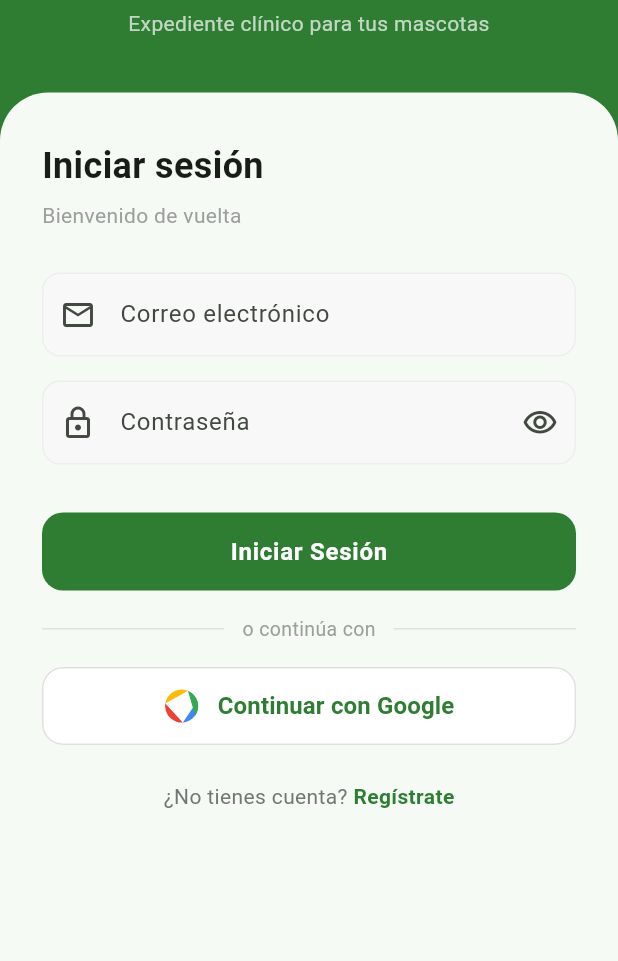
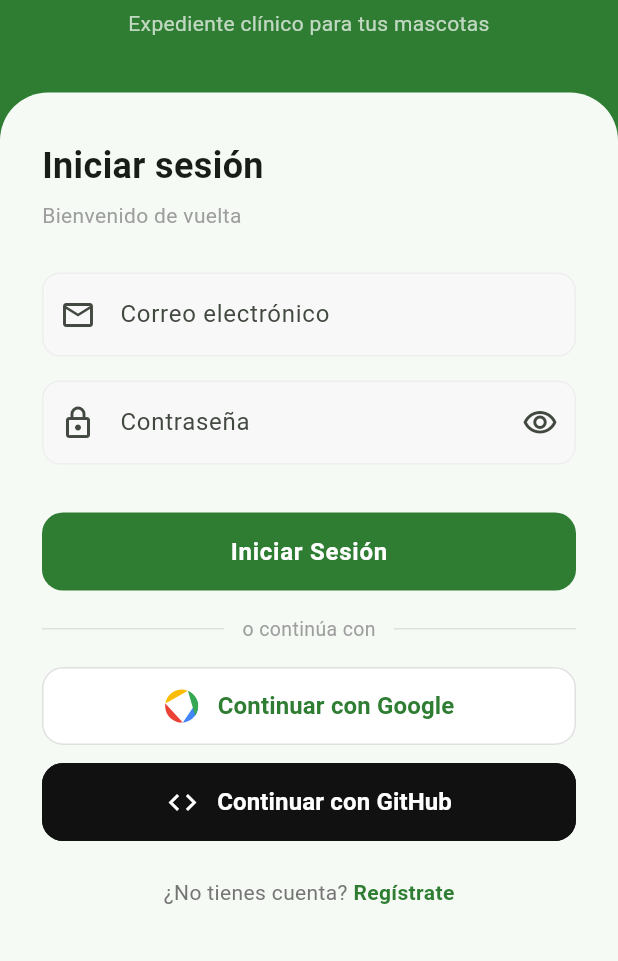
Before and after one commit to JuanSebastianBorja/Vet-Care-History, a Flutter app: the screen it shows after launch, on a phone screen of 412 x 824 dp, the part 275-1236 px from its top. Run offline on Flutter 3.47's test engine with Material 3 defaults, Android fonts, the phone set to English and light mode, and no system bars; our stand-ins replace flutter_local_notifications, google_sign_in, image_picker, permission_handler, supabase_flutter, timezone; missing offline and left inert: workmanager; accounts and stored records are empty.

Commit message:
Inicio de sesion con github

```diff
--- a/lib/ui/auth/login_screen.dart
+++ b/lib/ui/auth/login_screen.dart
@@ -1,4 +1,3 @@
-import 'dart:ui';
 import 'package:flutter/material.dart';
 import 'package:provider/provider.dart';
 import '../../viewmodels/auth_viewmodel.dart';
@@ -41,7 +40,9 @@ class _LoginScreenState extends State<LoginScreen> {
           content: Text(vm.error ?? 'Error al iniciar sesión'),
           backgroundColor: Colors.red.shade600,
           behavior: SnackBarBehavior.floating,
-          shape: RoundedRectangleBorder(borderRadius: BorderRadius.circular(10)),
+          shape: RoundedRectangleBorder(
+            borderRadius: BorderRadius.circular(10),
+          ),
         ),
       );
     }
@@ -62,7 +63,9 @@ class _LoginScreenState extends State<LoginScreen> {
           content: Text(vm.error ?? 'Error al iniciar sesión con Google'),
           backgroundColor: Colors.red.shade600,
           behavior: SnackBarBehavior.floating,
-          shape: RoundedRectangleBorder(borderRadius: BorderRadius.circular(10)),
+          shape: RoundedRectangleBorder(
+            borderRadius: BorderRadius.circular(10),
+          ),
         ),
       );
     }
@@ -201,6 +204,8 @@ class _LoginScreenState extends State<LoginScreen> {
             _buildDivider(),
             const SizedBox(height: 16),
             _buildGoogleButton(vm),
+            const SizedBox(height: 12),
+            _buildGithubButton(vm),
             const SizedBox(height: 24),
             Row(
               mainAxisAlignment: MainAxisAlignment.center,
@@ -214,8 +219,7 @@ class _LoginScreenState extends State<LoginScreen> {
                     vm.clearError();
                     Navigator.push(
                       context,
-                      MaterialPageRoute(
-                          builder: (_) => const RegisterScreen()),
+                      MaterialPageRoute(builder: (_) => const RegisterScreen()),
                     );
                   },
                   child: const Text(
@@ -277,11 +281,62 @@ class _LoginScreenState extends State<LoginScreen> {
     );
   }
 
+  Widget _buildGithubButton(AuthViewModel vm) {
+    return SizedBox(
+      height: 52,
+      child: OutlinedButton(
+        onPressed: vm.isLoading ? null : _githubSignIn,
+        style: OutlinedButton.styleFrom(
+          backgroundColor: const Color(0xFF111111),
+          side: const BorderSide(color: Color(0xFF111111)),
+          shape: RoundedRectangleBorder(
+            borderRadius: BorderRadius.circular(14),
+          ),
+        ),
+        child: Row(
+          mainAxisAlignment: MainAxisAlignment.center,
+          children: [
+            const Icon(Icons.code, color: Colors.white, size: 22),
+            const SizedBox(width: 12),
+            const Text(
+              'Continuar con GitHub',
+              style: TextStyle(
+                fontSize: 16,
+                fontWeight: FontWeight.w600,
+                color: Colors.white,
+              ),
+            ),
+          ],
+        ),
+      ),
+    );
+  }
+
+  Future<void> _githubSignIn() async {
+    final vm = context.read<AuthViewModel>();
+    final ok = await vm.loginWithGithub();
+    if (!mounted) return;
+    if (ok) {
+      Navigator.pushReplacement(
+        context,
+        MaterialPageRoute(builder: (_) => const PetListScreen()),
+      );
+    } else {
+      ScaffoldMessenger.of(context).showSnackBar(
+        SnackBar(
+          content: Text(vm.error ?? 'Error al iniciar sesión con GitHub'),
+          backgroundColor: Colors.red.shade600,
+          behavior: SnackBarBehavior.floating,
+          shape: RoundedRectangleBorder(
+            borderRadius: BorderRadius.circular(10),
+          ),
+        ),
+      );
+    }
+  }
+
   Widget _buildGoogleIcon() {
-    return CustomPaint(
-      size: const Size(24, 24),
-      painter: GoogleIconPainter(),
-    );
+    return CustomPaint(size: const Size(24, 24), painter: GoogleIconPainter());
   }
 }
 
@@ -296,28 +351,40 @@ class GoogleIconPainter extends CustomPainter {
     paint.color = const Color(0xFF4285F4);
     canvas.drawArc(
       Rect.fromCircle(center: center, radius: radius),
-      -0.3, 1.8, false, paint,
+      -0.3,
+      1.8,
+      false,
+      paint,
     );
 
     // Red bottom-right
     paint.color = const Color(0xFFEA4335);
     canvas.drawArc(
       Rect.fromCircle(center: center, radius: radius),
-      1.5, 1.8, false, paint,
+      1.5,
+      1.8,
+      false,
+      paint,
     );
 
     // Yellow bottom-left
     paint.color = const Color(0xFFFBBC05);
     canvas.drawArc(
       Rect.fromCircle(center: center, radius: radius),
-      3.3, 1.8, false, paint,
+      3.3,
+      1.8,
+      false,
+      paint,
     );
 
     // Green top-left
     paint.color = const Color(0xFF34A853);
     canvas.drawArc(
       Rect.fromCircle(center: center, radius: radius),
-      5.1, 1.8, false, paint,
+      5.1,
+      1.8,
+      false,
+      paint,
     );
   }
 
```
Also changed, not shown: lib/core/constants/app_constants.dart (+13 -2 lines), lib/data/services/supabase_service.dart (+73 -20 lines), lib/viewmodels/auth_viewmodel.dart (+22 -0 lines), pubspec.lock, 2 other files.
